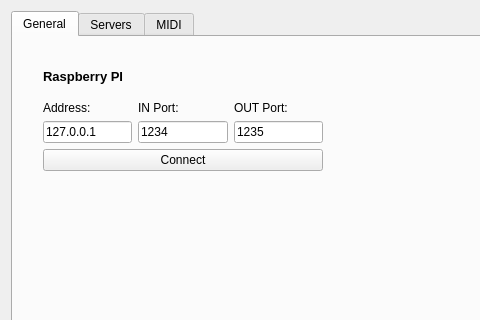
This is CuteCaspar/SettingsDialog.ui in geertdaelemans/CuteCaspar as Qt 5 draws it before an edit; both pictures show x 0 to 480 and y 0 to 320 of the 747 by 646 pixel window. The edited form follows.
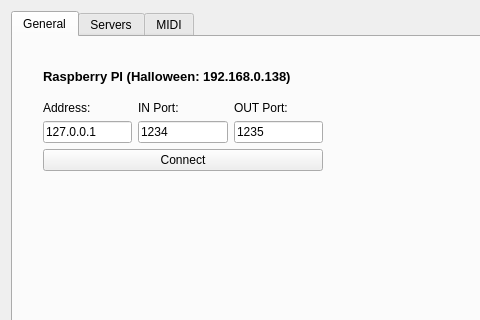
This is the edited form. The open tabs and pages were chosen to show the change. Icons and pictures are not drawn.

Commit message: Raspberry PI actions programmable through MIDI panel.

Patch:
```diff
--- a/CuteCaspar/SettingsDialog.ui
+++ b/CuteCaspar/SettingsDialog.ui
@@ -57,7 +57,7 @@
            </font>
           </property>
           <property name="text">
-           <string>Raspberry PI</string>
+           <string>Raspberry PI (Halloween: 192.168.0.138)</string>
           </property>
          </widget>
         </item>
```
Left out of the diff: 2 changed lines with no effect on the pictures. The commit also changes 5 other files.
